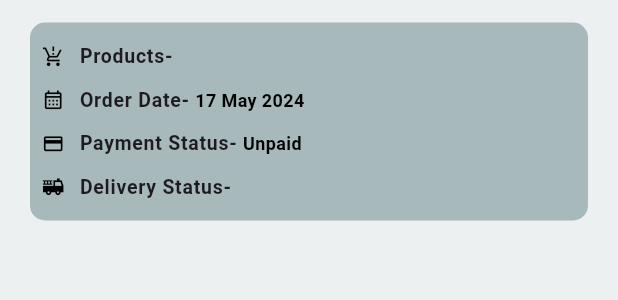
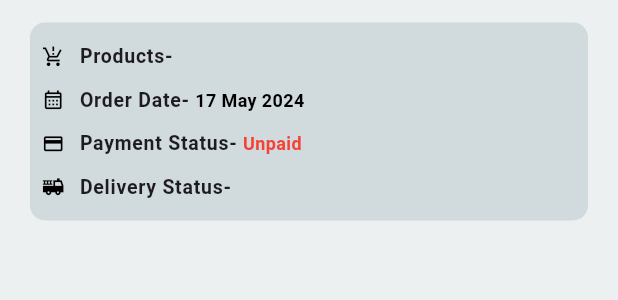
Before and after one commit to ihsankhan-752/SmartMart-Supplier-Side, a Flutter app: the OrderCard widget shown alone on an empty page, opened directly with empty values, on a phone screen of 412 x 824 dp. Shown: the top 300 px of the screen. Run offline on Flutter 3.47's test engine with Material 3 defaults, Android fonts, the phone set to English and light mode, and no system bars; our stand-ins replace cloud_firestore, firebase_auth, firebase_core, firebase_messaging, firebase_storage, flutter_easyloading and 8 more; accounts and stored records are empty.

Commit message:
Order Page UI update

```diff
--- a/lib/screens/custom_navbar/orders/widgets/order_card.dart
+++ b/lib/screens/custom_navbar/orders/widgets/order_card.dart
@@ -25,7 +25,7 @@ class OrderCard extends StatelessWidget {
             width: Get.width,
             decoration: BoxDecoration(
               borderRadius: BorderRadius.circular(10),
-              color: AppColors.primaryColor.withOpacity(0.5),
+              color: AppColors.primaryColor.withOpacity(0.2),
             ),
             child: Padding(
               padding: const EdgeInsets.all(8.0),
@@ -74,7 +74,7 @@ class OrderCard extends StatelessWidget {
                           orderModel.paymentStatus == 'Card' ? "Paid" : "Unpaid",
                           style: TextStyle(
                             fontSize: 12,
-                            color: AppColors.primaryBlack,
+                            color: orderModel.paymentStatus == 'Card' ? AppColors.primaryBlack : Colors.red,
                             fontWeight: FontWeight.bold,
                           ),
                         ),
@@ -83,10 +83,16 @@ class OrderCard extends StatelessWidget {
                       OrderTitleValueWidget(
                         title: "Delivery Status- ",
                         value: Text(
-                          orderModel.orderStatus!,
+                          orderModel.orderStatus!.toUpperCase(),
                           style: TextStyle(
                             fontSize: 12,
-                            color: AppColors.primaryBlack,
+                            color: orderModel.orderStatus == 'preparing'
+                                ? Colors.teal
+                                : orderModel.orderStatus == 'shipment'
+                                    ? Colors.blue
+                                    : orderModel.orderStatus == 'deliver'
+                                        ? Color(0xff19C563)
+                                        : Colors.red,
                             fontWeight: FontWeight.bold,
                           ),
                         ),
@@ -94,18 +100,6 @@ class OrderCard extends StatelessWidget {
                       ),
                     ],
                   ),
-                  Spacer(),
-                  // Align(
-                  //   alignment: Alignment.centerRight,
-                  //   child: Text(
-                  //     "\$ " + orderModel.productPrices![i].toString() + " x " + orderModel.productQuantities![i].toString(),
-                  //     style: TextStyle(
-                  //       fontSize: 12,
-                  //       color: AppColors.primaryBlack,
-                  //       fontWeight: FontWeight.w900,
-                  //     ),
-                  //   ),
-                  // )
                 ],
               ),
             ),
```
